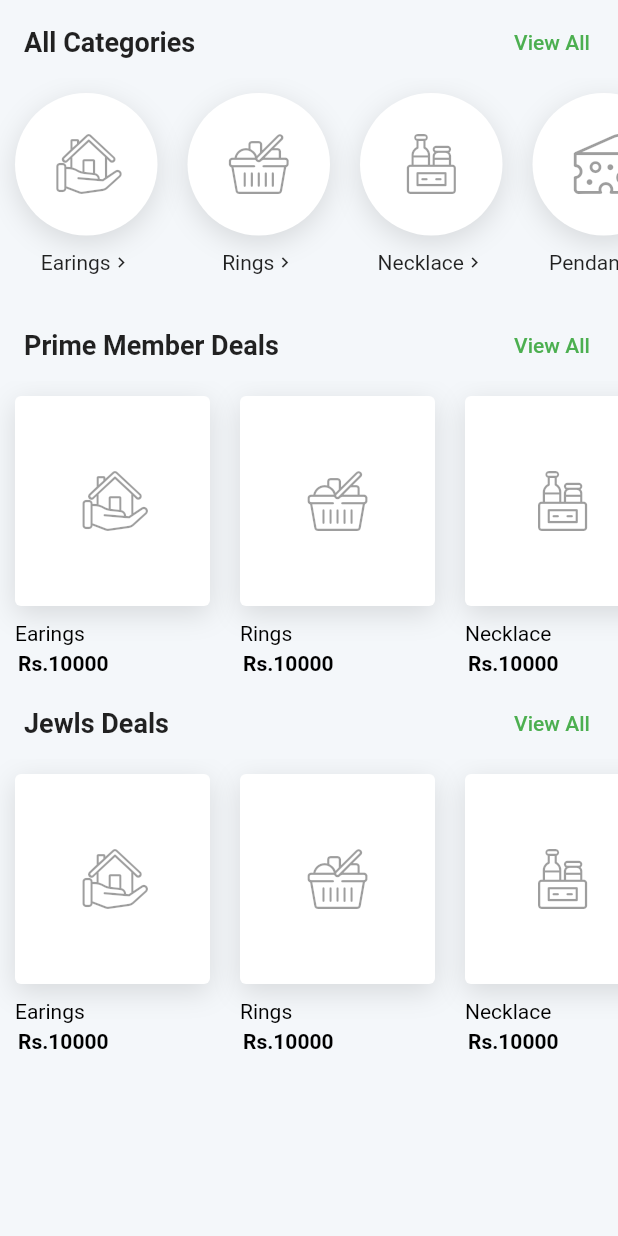
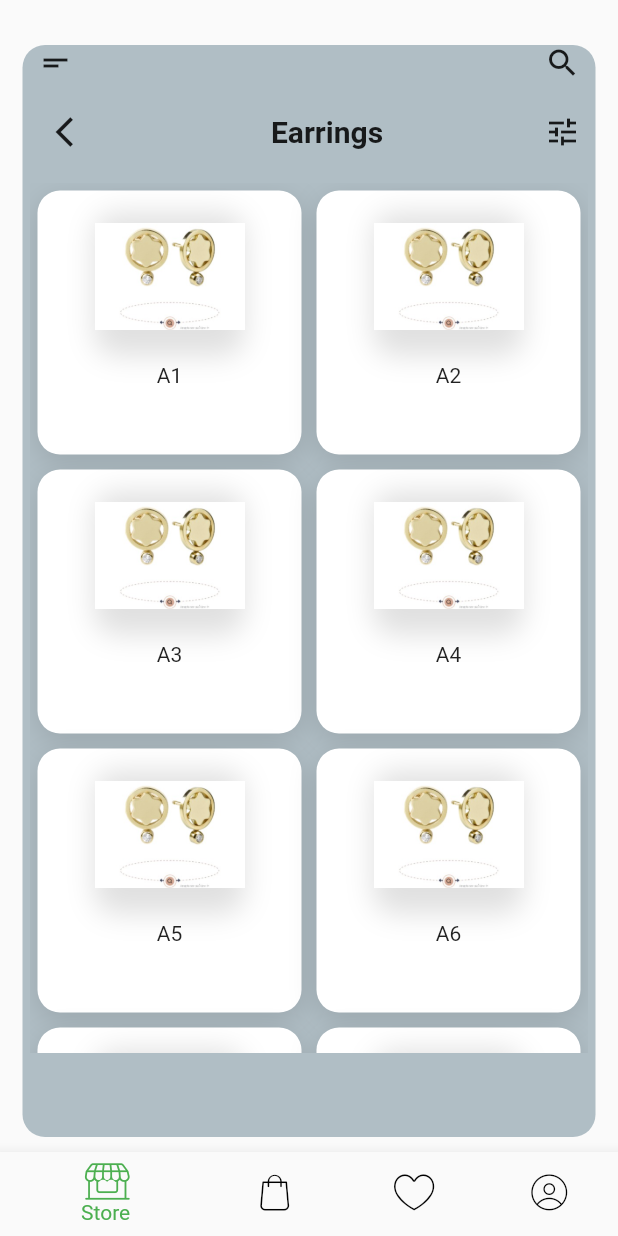
Before and after one commit to aggarwalnaman/Jewls, a Flutter app: the HomeList screen opened directly, after a tap on "View All", on a phone screen of 412 x 824 dp. Run offline on Flutter 3.47's test engine with Material 2 defaults, Android fonts, the phone set to English and light mode, and no system bars.

```diff
--- /dev/null
+++ b/lib/EarringsPage.dart
@@ -0,0 +1,302 @@
+import 'package:flutter/cupertino.dart';
+import 'package:flutter/material.dart';
+import 'package:flutter/widgets.dart';
+import 'package:jwels/utils/cart_icons_icons.dart';
+import 'sub_pages/home_list.dart';
+import 'sub_pages/cart.dart';
+
+class EarringsPage extends StatefulWidget {
+  @override
+  _EarringsPageState createState() => _EarringsPageState();
+}
+
+class _EarringsPageState extends State<EarringsPage> {
+  List<Widget> _widgetList = [
+    HomeList(),
+    CartPage(),
+    HomeList(),
+    HomeList(),
+  ];
+
+  int _index = 0;
+  @override
+  Widget build(BuildContext context) {
+    return Scaffold(
+      bottomNavigationBar: BottomNavigationBar(
+        selectedItemColor: Colors.green,
+        unselectedItemColor: Colors.black,
+        type: BottomNavigationBarType.shifting,
+        currentIndex: _index,
+        onTap: (index) {
+          setState(() {
+            _index = index;
+          });
+        },
+        items: [
+          BottomNavigationBarItem(
+              icon: Icon(
+                CartIcons.home,
+              ),
+              title: Text('   Store  ', style: TextStyle())),
+          BottomNavigationBarItem(
+              icon: Icon(
+                CartIcons.cart,
+              ),
+              title: Text('My Cart', style: TextStyle())),
+          BottomNavigationBarItem(
+              icon: Icon(
+                CartIcons.favourites,
+              ),
+              title: Text('Favourites', style: TextStyle())),
+          BottomNavigationBarItem(
+              icon: Icon(
+                CartIcons.account,
+              ),
+              title: Text(
+                'My Account',
+                style: TextStyle(),
+              ))
+        ],
+      ),
+      body: Container(
+        margin: EdgeInsets.fromLTRB(15.0,30.0,15.0,10.0),
+        decoration: BoxDecoration(
+            color: Colors.blueGrey[200],
+            borderRadius: BorderRadius.all(Radius.circular(15.0))
+        ),
+        child: ListView(
+          children: <Widget>[
+            new Padding(padding: EdgeInsets.symmetric(horizontal: 10.0),
+              child: Row(
+                mainAxisAlignment: MainAxisAlignment.spaceBetween,
+                children: <Widget>[
+                  InkWell(
+                    onTap: (){},
+                    child:Icon(
+                      Icons.short_text,
+                    ),
+                  ),
+                  InkWell(
+                    onTap: (){},
+                    child:Icon(
+                        Icons.search,
+                    ),
+                  ),
+                ],
+              ),
+            ),
+            SizedBox(height: 10.0),
+            new Padding(padding: EdgeInsets.symmetric(horizontal: 10.0),
+              child: Row(
+                mainAxisAlignment: MainAxisAlignment.spaceBetween,
+                children: <Widget>[
+                  InkWell(
+                    onTap: (){},
+                    child:IconButton(
+                      icon : Icon(
+                        Icons.arrow_back_ios,
+                      ),
+                      onPressed: (){
+                        Navigator.pop(context);
+                      },
+                    ),
+                  ),
+                  Text(
+                    'Earrings',
+                    style: TextStyle(
+                        fontWeight: FontWeight.bold,
+                        fontSize: 20.0
+                    ),
+                  ),
+                  InkWell(
+                    onTap: (){},
+                    child:Icon(
+                      Icons.tune,
+                    ),
+                  ),
+                ],
+              ),
+            ),
+            SizedBox(
+              height: 10.0,
+            ),
+            Container(
+              padding: EdgeInsets.symmetric(horizontal: 5.0),
+              height: 580.0,
+              child: Earrings(),
+            ),
+            SizedBox(
+              height: 10.0,
+            )
+          ],
+        ),
+      ),
+    );
+  }
+}
+
+Widget _buildBottomBar(BuildContext con) {
+  return BottomNavigationBar(
+    // selectedItemColor: Colors.green,
+    // unselectedItemColor: Colors.black,
+    type: BottomNavigationBarType.fixed,
+    currentIndex: 2,
+    onTap: (index) {},
+    items: [
+      BottomNavigationBarItem(
+          icon: Icon(
+            CartIcons.home,
+            color: Colors.black,
+          ),
+          title: Text('   Store  ', style: TextStyle())),
+      BottomNavigationBarItem(
+          icon: Icon(
+            CartIcons.cart,
+          ),
+          title: Text('My Cart', style: TextStyle())),
+      BottomNavigationBarItem(
+          icon: Icon(
+            CartIcons.favourites,
+          ),
+          title: Text('Favourites', style: TextStyle())),
+      BottomNavigationBarItem(
+          icon: Icon(
+            CartIcons.account,
+          ),
+          title: Text(
+            'My Account',
+            style: TextStyle(),
+          ))
+    ],
+  );
+}
+
+
+class Earrings extends StatefulWidget {
+  @override
+  _EarringsState createState() => _EarringsState();
+}
+
+class _EarringsState extends State<Earrings> {
+  var itemList= [
+    {
+      "name": "A1",
+      "image":"assets/1.jpg" ,
+    },
+    {
+      "name": "A2",
+      "image": "assets/1.jpg"
+    },
+    {
+      "name": "A3",
+      "image": "assets/1.jpg" ,
+    },
+    {
+      "name": "A4",
+      "image": "assets/1.jpg" ,
+    },
+    {
+      "name": "A5",
+      "image": "assets/1.jpg" ,
+    },
+    {
+      "name": "A6",
+      "image": "assets/1.jpg" ,
+    },
+    {
+      "name": "A7",
+      "image": "assets/1.jpg" ,
+    },
+    {
+      "name": "A8",
+      "image": "assets/1.jpg" ,
+    },
+    {
+      "name": "A9",
+      "image": "assets/1.jpg" ,
+    },
+  ];
+  @override
+  Widget build(BuildContext context) {
+    return GridView.builder(
+        physics: ClampingScrollPhysics(),
+        scrollDirection: Axis.vertical,
+        gridDelegate: new SliverGridDelegateWithFixedCrossAxisCount(crossAxisCount: 2),
+        itemCount: itemList.length,
+        itemBuilder: (BuildContext context,int index){
+          return SingleItem(
+            itemimage: itemList[index]['image'],
+            itemprice: itemList[index]['name'],
+          );
+        });
+  }
+}
+
+class SingleItem extends StatelessWidget {
+  final itemimage;
+  final itemprice;
+
+  SingleItem({
+  this.itemimage,
+  this.itemprice,
+});
+
+  @override
+  Widget build(BuildContext context) {
+    return  Container(
+      height: 200.0,
+      margin: EdgeInsets.all(5.0),
+      decoration: BoxDecoration(
+        shape: BoxShape.rectangle,
+        borderRadius: BorderRadius.all(Radius.circular(15.0)),
+        color: Colors.white,
+        boxShadow: [
+          BoxShadow(
+            color: Colors.black12,
+            offset: Offset(0, 5),
+            blurRadius: 15,
+          )
+        ],
+      ),
+      child: GestureDetector(
+        onTap: (){
+          print("Clicked");
+          Navigator.pushNamed(context, '/details');
+        },
+        child: Column(
+      crossAxisAlignment: CrossAxisAlignment.center,
+      children: <Widget>[
+        Container(
+          margin: EdgeInsets.all(10),
+          width: 100,
+          height: 95,
+          alignment: Alignment.center,
+          child: InkWell(
+            onTap: (){},
+            child: Image.asset(
+              itemimage,
+              fit: BoxFit.fill,
+            ),
+          ),
+          decoration: BoxDecoration(
+            shape: BoxShape.rectangle,
+            borderRadius: BorderRadius.all(Radius.circular(15.0)),
+            //color: Colors.white,
+            boxShadow: [
+              BoxShadow(
+                color: Colors.black12,
+                offset: Offset(0, 5),
+                blurRadius: 15,
+              )
+            ],
+          ),
+        ),
+              Text(
+                itemprice,
+                textAlign: TextAlign.center,
+              ),
+            ]),
+      ),
+    );
+  }
+}
--- a/lib/main.dart
+++ b/lib/main.dart
@@ -1,9 +1,11 @@
 import 'package:flutter/material.dart';
+import 'package:jwels/detailsPage.dart';
 import 'package:jwels/welcome.dart';
 import 'auth.dart';
 import 'home_page.dart';
 import 'phone_verify.dart';
 import 'sub_pages/cart.dart';
+import 'EarringsPage.dart';
 
 void main() => runApp(MyApp());
 
@@ -24,6 +26,8 @@ class MyApp extends StatelessWidget {
         '/verify': (context) => VerifyPage(),
         '/home': (context) => HomePage(),
         '/cart': (context) => CartPage(),
+        '/earrings': (context) => EarringsPage(),
+        '/details':(context) => DetailsPage(),
       },
     );
   }
--- a/lib/sub_pages/home_list.dart
+++ b/lib/sub_pages/home_list.dart
@@ -26,7 +26,9 @@ class HomeList extends StatelessWidget {
                 Padding(
                   padding: EdgeInsets.only(left: 16, top: 4),
                   child: FlatButton(
-                    onPressed: () {},
+                    onPressed: () {
+                      Navigator.pushNamed(context, '/earrings');
+                    },
                     child: Text(
                       'View All',
                       style: TextStyle(color: Colors.green),
--- a/pubspec.yaml
+++ b/pubspec.yaml
@@ -46,8 +46,9 @@ flutter:
   uses-material-design: true
 
   # To add assets to your application, add an assets section, like this:
-  # assets:
-  #  - assets/images/
+  assets:
+   - assets/images/
+   - assets/
   #  - images/a_dot_ham.jpeg
 
   # An image asset can refer to one or more resolution-specific "variants", see
```
Also changed, not shown: lib/detailsPage.dart (added, +305 -0 lines), assets/1.jpg (added), assets/images/1st.png (added), assets/images/2nd.png (added).
